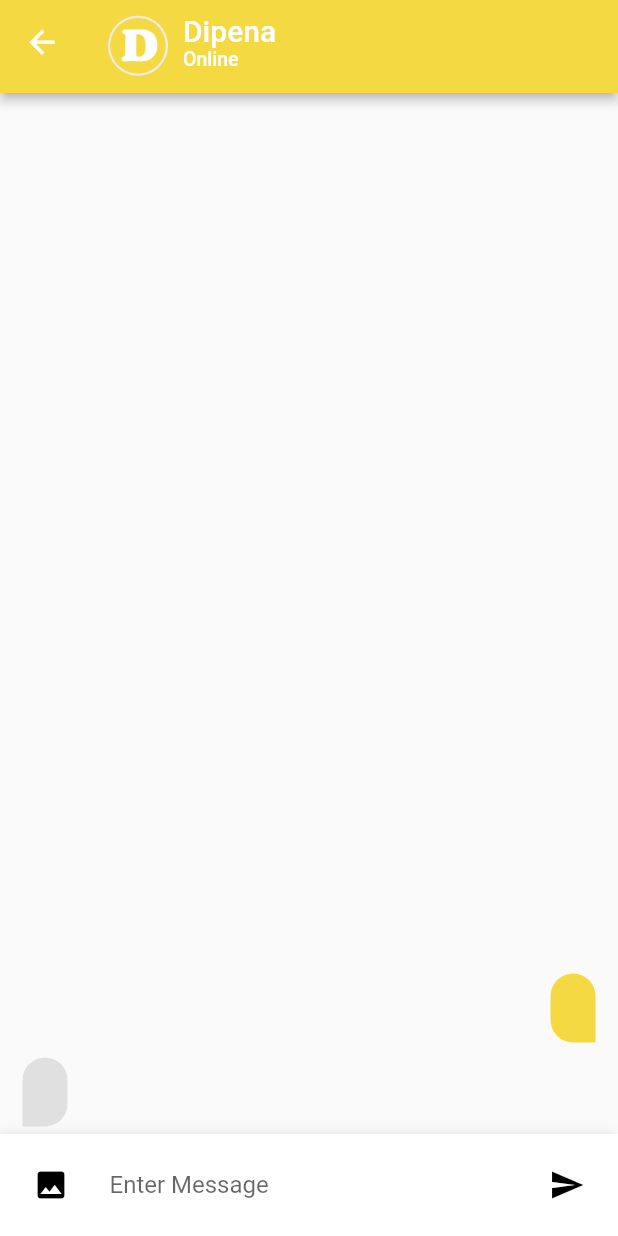
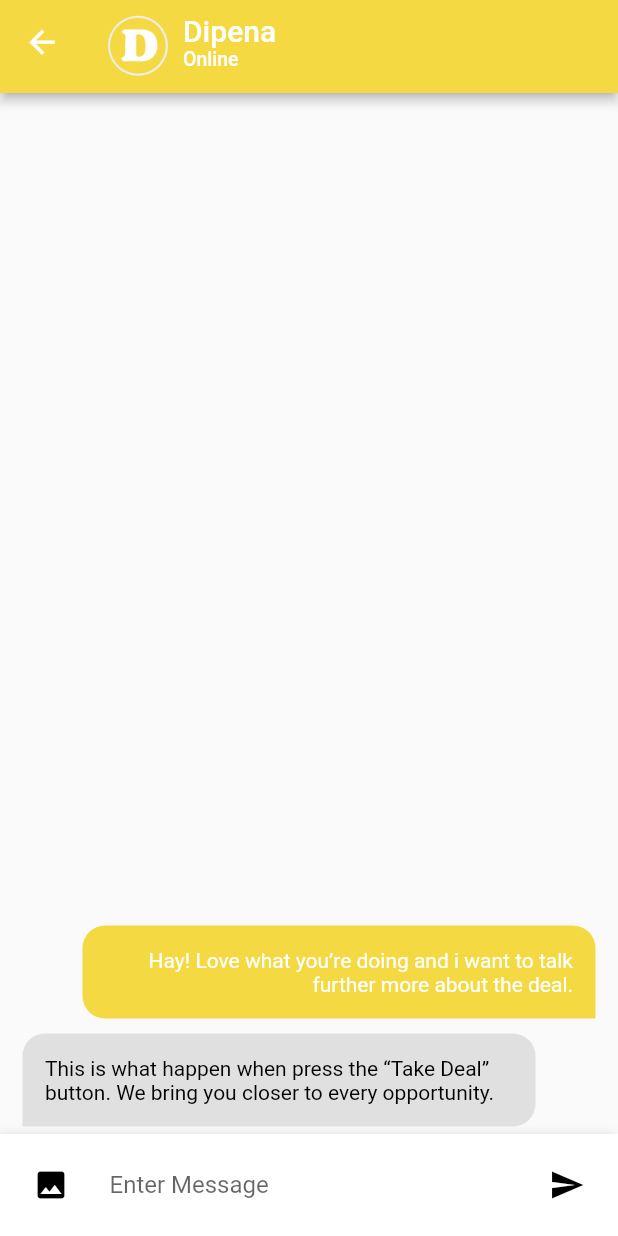
Before and after one commit to DipenaIndonesia/dipena_app_2.0, a Flutter app: the ChatHome screen opened directly, on a phone screen of 412 x 824 dp. Run offline on Flutter 3.47's test engine with Material 2 defaults, Android fonts, the phone set to English and light mode, and no system bars; our stand-ins replace font_awesome_flutter, image_picker, shared_preferences, titled_navigation_bar; accounts and stored records are empty.

```diff
--- a/lib/inside_app/home.dart
+++ b/lib/inside_app/home.dart
@@ -3006,11 +3006,11 @@ class _ChatHomeState extends State<ChatHome> {
                         //         isMe: false,
                         //       ),
                         Bubble(
-                          message: "",
+                          message: "Hay! Love what you’re doing and i want to talk further more about the deal.",
                           isMe: true,
                         ),
                         Bubble(
-                          message: "",
+                          message: "This is what happen when press the “Take Deal” button. We bring you closer to every opportunity.",
                           isMe: false,
                         )
                         // Text("Gk ada gambar ")
```
